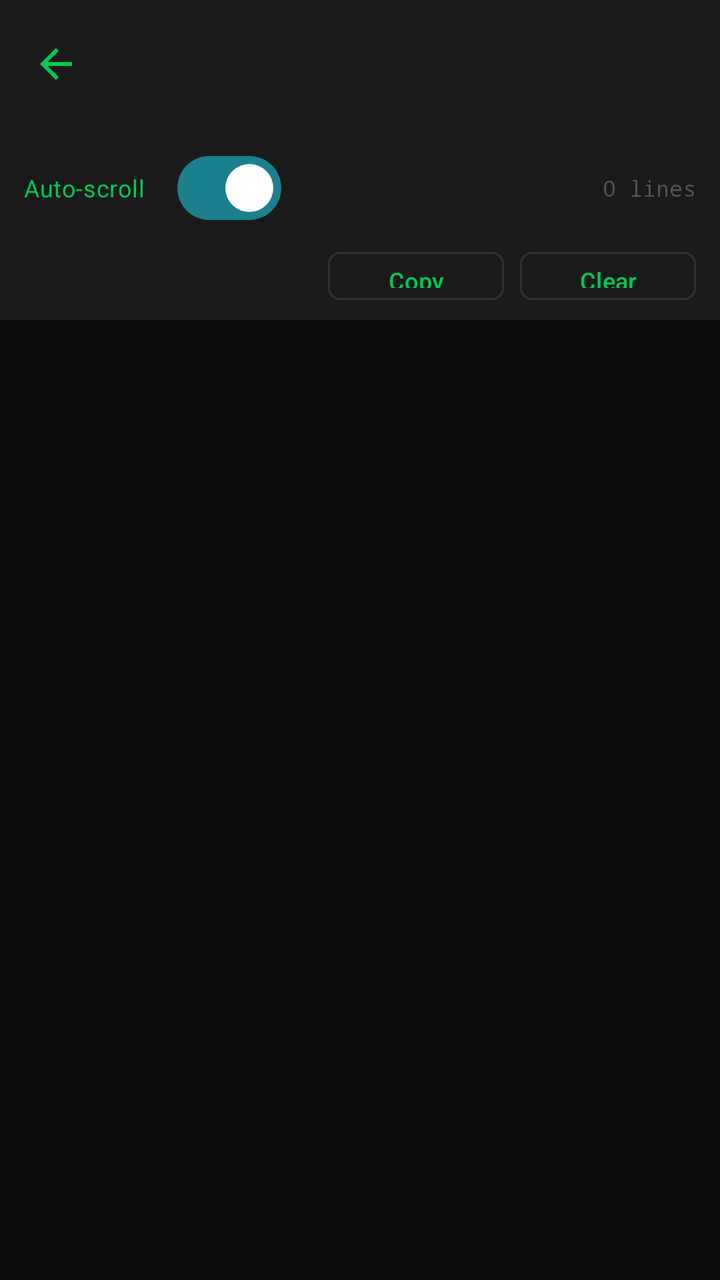
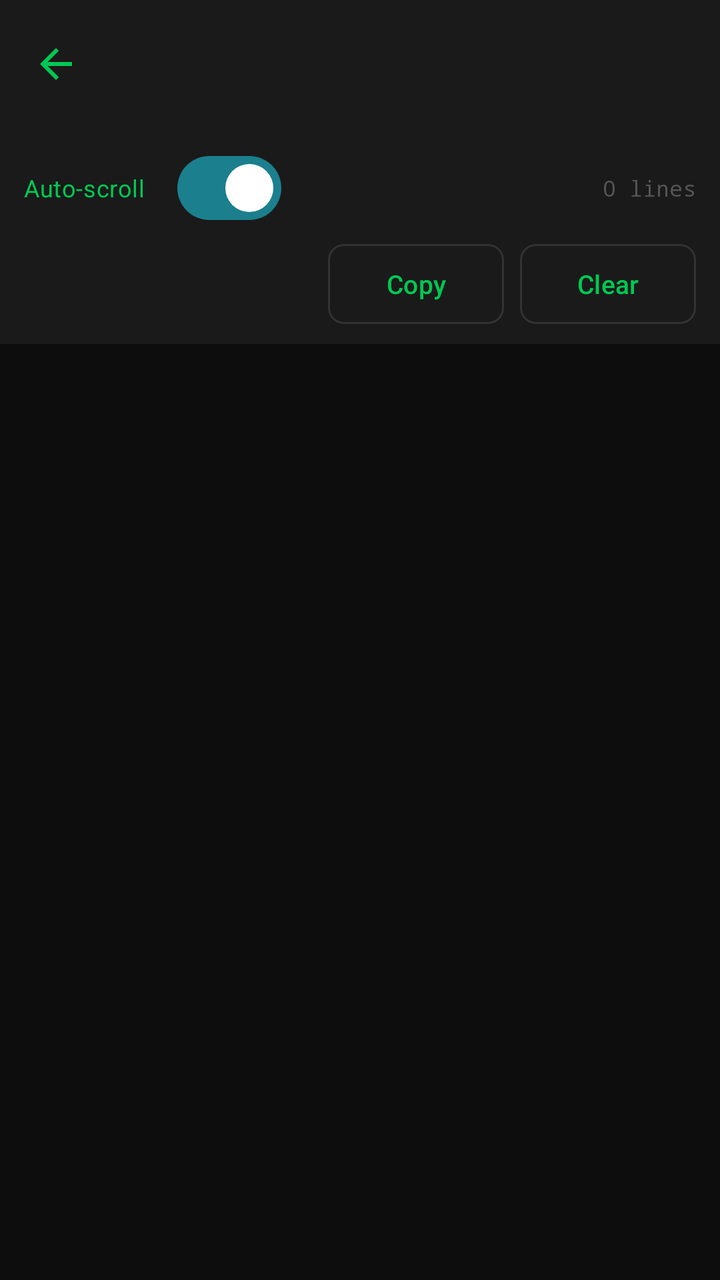

Compare the two renders of this Android layout. The source of the first and the diff that turns it into the second are given below.
<!-- AndroidManifest.xml: application theme Theme.MotorDrive -->
<!-- res/layout/fragment_full_log.xml -->
<?xml version="1.0" encoding="utf-8"?>
<androidx.coordinatorlayout.widget.CoordinatorLayout
    xmlns:android="http://schemas.android.com/apk/res/android"
    xmlns:app="http://schemas.android.com/apk/res-auto"
    android:layout_width="match_parent"
    android:layout_height="match_parent"
    android:background="#0D0D0D">

    <com.google.android.material.appbar.AppBarLayout
        android:id="@+id/appBarLayout"
        android:layout_width="match_parent"
        android:layout_height="wrap_content"
        android:background="#1A1A1A">
        <com.google.android.material.appbar.MaterialToolbar
            android:id="@+id/toolbar"
            android:layout_width="match_parent"
            android:layout_height="?attr/actionBarSize"
            app:titleTextColor="#00C853"
            app:navigationIcon="@drawable/ic_arrow_back"
            app:navigationIconTint="#00C853" />
    </com.google.android.material.appbar.AppBarLayout>

    <LinearLayout
        android:layout_width="match_parent"
        android:layout_height="match_parent"
        android:orientation="vertical"
        app:layout_behavior="@string/appbar_scrolling_view_behavior">

        
        <LinearLayout
            android:layout_width="match_parent"
            android:layout_height="wrap_content"
            android:orientation="vertical"
            android:background="#1A1A1A"
            android:paddingHorizontal="12dp"
            android:paddingTop="6dp"
            android:paddingBottom="4dp">

            
            <LinearLayout
                android:layout_width="match_parent"
                android:layout_height="wrap_content"
                android:orientation="horizontal"
                android:gravity="center_vertical"
                android:layout_marginBottom="4dp">

                <com.google.android.material.materialswitch.MaterialSwitch
                    android:id="@+id/switchAutoScroll"
                    android:layout_width="wrap_content"
                    android:layout_height="wrap_content"
                    android:text="Auto-scroll"
                    android:textColor="#00C853"
                    android:textSize="12sp"
                    android:checked="true" />

                <View
                    android:layout_width="0dp"
                    android:layout_height="1dp"
                    android:layout_weight="1" />

                <TextView
                    android:id="@+id/tvLineCount"
                    android:layout_width="wrap_content"
                    android:layout_height="wrap_content"
                    android:text="0 lines"
                    android:textColor="#555555"
                    android:textSize="11sp"
                    android:fontFamily="monospace" />
            </LinearLayout>

            
            <LinearLayout
                android:layout_width="match_parent"
                android:layout_height="wrap_content"
                android:orientation="horizontal"
                android:gravity="end"
                android:layout_marginBottom="2dp">

                <com.google.android.material.button.MaterialButton
                    android:id="@+id/btnCopy"
                    android:layout_width="wrap_content"
                    android:layout_height="32dp"
                    android:text="Copy"
                    android:textSize="12sp"
                    android:textColor="#00C853"
                    android:layout_marginEnd="8dp"
                    app:strokeColor="#333333"
                    app:cornerRadius="6dp"
                    style="@style/Widget.Material3.Button.OutlinedButton" />

                <com.google.android.material.button.MaterialButton
                    android:id="@+id/btnClearLog"
                    android:layout_width="wrap_content"
                    android:layout_height="32dp"
                    android:text="Clear"
                    android:textSize="12sp"
                    android:textColor="#00C853"
                    app:strokeColor="#333333"
                    app:cornerRadius="6dp"
                    style="@style/Widget.Material3.Button.OutlinedButton" />
            </LinearLayout>
        </LinearLayout>

        
        <androidx.core.widget.NestedScrollView
            android:id="@+id/logScrollView"
            android:layout_width="match_parent"
            android:layout_height="0dp"
            android:layout_weight="1"
            android:background="#0D0D0D"
            android:fillViewport="true">

            <TextView
                android:id="@+id/tvLogContent"
                android:layout_width="match_parent"
                android:layout_height="wrap_content"
                android:text=""
                android:textColor="#00C853"
                android:textSize="11sp"
                android:fontFamily="monospace"
                android:padding="12dp"
                android:textIsSelectable="true"
                android:lineSpacingMultiplier="1.2" />
        </androidx.core.widget.NestedScrollView>
    </LinearLayout>
</androidx.coordinatorlayout.widget.CoordinatorLayout>
<!-- resources referenced by this layout -->
<resources>
  <!-- drawable ic_arrow_back (drawable) -->
  <vector xmlns:android="http://schemas.android.com/apk/res/android"
      android:width="24dp" android:height="24dp"
      android:viewportWidth="24" android:viewportHeight="24"
      android:tint="?attr/colorControlNormal">
    <path android:fillColor="@android:color/white"
      android:pathData="M20,11H7.83l5.59,-5.59L12,4l-8,8 8,8 1.41,-1.41L7.83,13H20v-2z"/>
  </vector>
  <style name="Theme.MotorDrive" parent="Theme.Material3.DayNight.NoActionBar">
          <item name="colorPrimary">@color/md_theme_seed</item>
          <item name="colorOnPrimary">#FFFFFF</item>
          <item name="colorPrimaryContainer">#CBE9ED</item>
          <item name="colorOnPrimaryContainer">#001F26</item>
          <item name="colorSecondary">#1A3A5C</item>
          <item name="colorOnSecondary">#FFFFFF</item>
          
          <item name="android:statusBarColor">@android:color/transparent</item>
          <item name="android:navigationBarColor">?attr/colorSurface</item>
          <item name="android:windowLightStatusBar">false</item>
      </style>
  <color name="md_theme_seed">#1B7F8E</color>
</resources>

<!-- the commit's change to res/layout/fragment_full_log.xml (unified diff, before → after) -->
@@ -74,30 +74,40 @@
                 android:layout_height="wrap_content"
                 android:orientation="horizontal"
                 android:gravity="end"
-                android:layout_marginBottom="2dp">
+                android:layout_marginBottom="6dp">
 
                 <com.google.android.material.button.MaterialButton
                     android:id="@+id/btnCopy"
+                    style="@style/Widget.Material3.Button.OutlinedButton"
                     android:layout_width="wrap_content"
-                    android:layout_height="32dp"
+                    android:layout_height="wrap_content"
+                    android:minHeight="40dp"
+                    android:insetTop="0dp"
+                    android:insetBottom="0dp"
+                    android:paddingTop="8dp"
+                    android:paddingBottom="8dp"
                     android:text="Copy"
-                    android:textSize="12sp"
+                    android:textSize="13sp"
                     android:textColor="#00C853"
                     android:layout_marginEnd="8dp"
                     app:strokeColor="#333333"
-                    app:cornerRadius="6dp"
-                    style="@style/Widget.Material3.Button.OutlinedButton" />
+                    app:cornerRadius="8dp" />
 
                 <com.google.android.material.button.MaterialButton
                     android:id="@+id/btnClearLog"
+                    style="@style/Widget.Material3.Button.OutlinedButton"
                     android:layout_width="wrap_content"
-                    android:layout_height="32dp"
+                    android:layout_height="wrap_content"
+                    android:minHeight="40dp"
+                    android:insetTop="0dp"
+                    android:insetBottom="0dp"
+                    android:paddingTop="8dp"
+                    android:paddingBottom="8dp"
                     android:text="Clear"
-                    android:textSize="12sp"
+                    android:textSize="13sp"
                     android:textColor="#00C853"
                     app:strokeColor="#333333"
-                    app:cornerRadius="6dp"
-                    style="@style/Widget.Material3.Button.OutlinedButton" />
+                    app:cornerRadius="8dp" />
             </LinearLayout>
         </LinearLayout>
 
